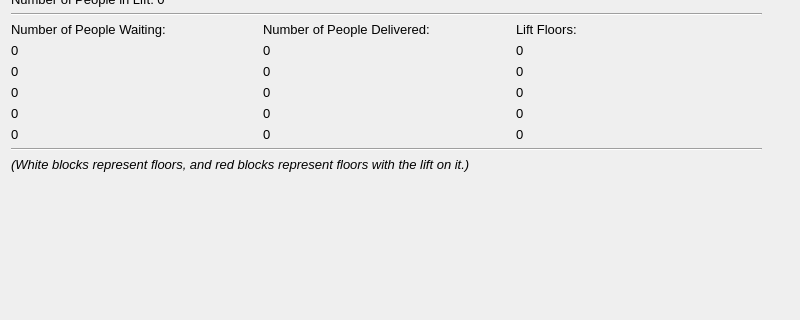
Above: sim_5_floors.ui from IsaacCheng9/lift-control-simulation before the change; both pictures show x 0 to 800 and y 148 to 468 of the 800 by 800 pixel window. Below: the same form after it.
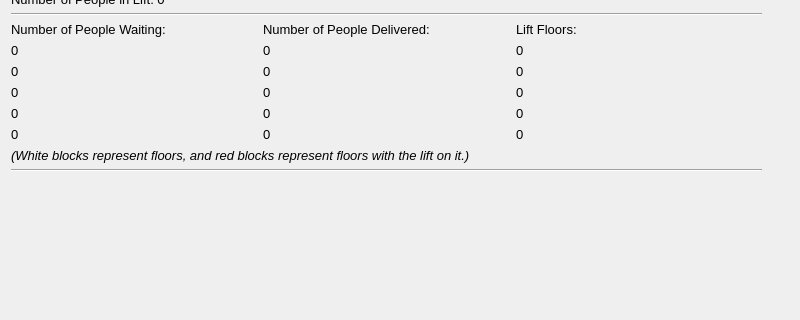
That is the form after the change.

```diff
--- a/sim_5_floors.ui
+++ b/sim_5_floors.ui
@@ -286,13 +286,6 @@
        </item>
       </layout>
      </item>
-     <item>
-      <widget class="Line" name="hori_line_sim">
-       <property name="orientation">
-        <enum>Qt::Horizontal</enum>
-       </property>
-      </widget>
-     </item>
      <item>
       <widget class="QLabel" name="lbl_key">
        <property name="font">
@@ -305,6 +298,20 @@
        </property>
       </widget>
      </item>
+     <item>
+      <widget class="Line" name="hori_line_sim">
+       <property name="orientation">
+        <enum>Qt::Horizontal</enum>
+       </property>
+      </widget>
+     </item>
+     <item>
+      <widget class="QLabel" name="lbl_update">
+       <property name="text">
+        <string> </string>
+       </property>
+      </widget>
+     </item>
      <item>
       <spacer name="vert_spacer">
        <property name="orientation">
```
